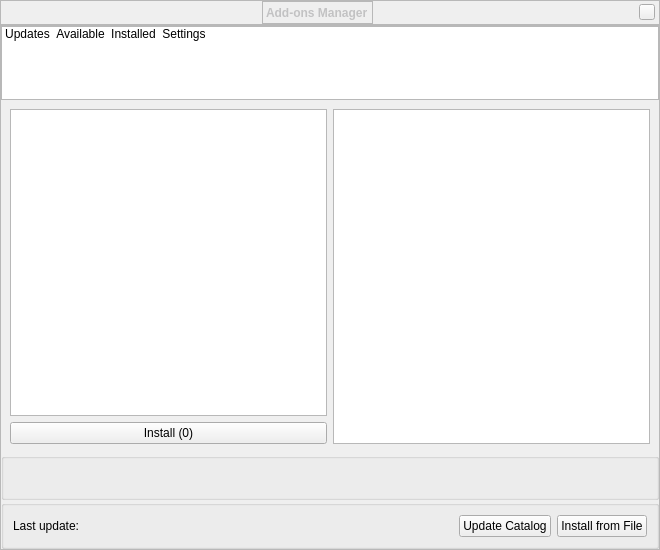
The window that src/gui/addonDialog.ui (Stellarium/stellarium) describes before a commit, drawn with Qt 5.
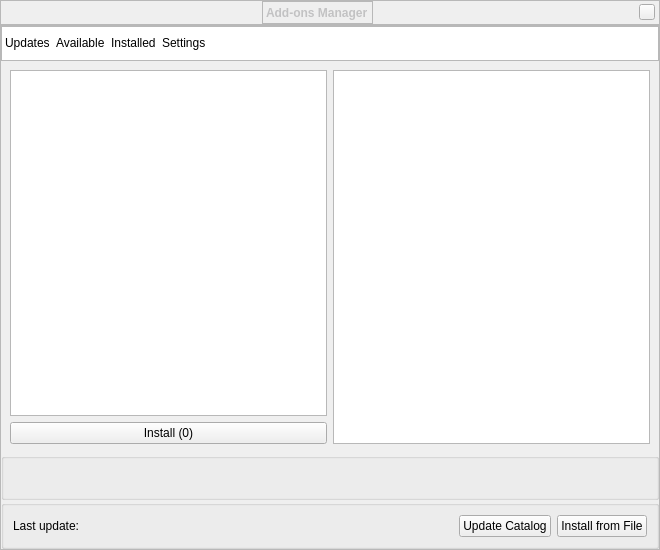
The same window after the commit. Custom widgets are drawn as their Qt base class.

Patch:
```diff
--- a/src/gui/addonDialog.ui
+++ b/src/gui/addonDialog.ui
@@ -262,13 +262,13 @@
         <property name="minimumSize">
          <size>
           <width>0</width>
-          <height>74</height>
+          <height>35</height>
          </size>
         </property>
         <property name="maximumSize">
          <size>
           <width>16777215</width>
-          <height>74</height>
+          <height>35</height>
          </size>
         </property>
         <property name="focusPolicy">
@@ -283,12 +283,6 @@
         <property name="selectionMode">
          <enum>QAbstractItemView::SingleSelection</enum>
         </property>
-        <property name="iconSize">
-         <size>
-          <width>50</width>
-          <height>50</height>
-         </size>
-        </property>
         <property name="movement">
          <enum>QListView::Static</enum>
         </property>
@@ -307,9 +301,6 @@
         <property name="spacing">
          <number>0</number>
         </property>
-        <property name="viewMode">
-         <enum>QListView::IconMode</enum>
-        </property>
         <property name="uniformItemSizes">
          <bool>false</bool>
         </property>
```
